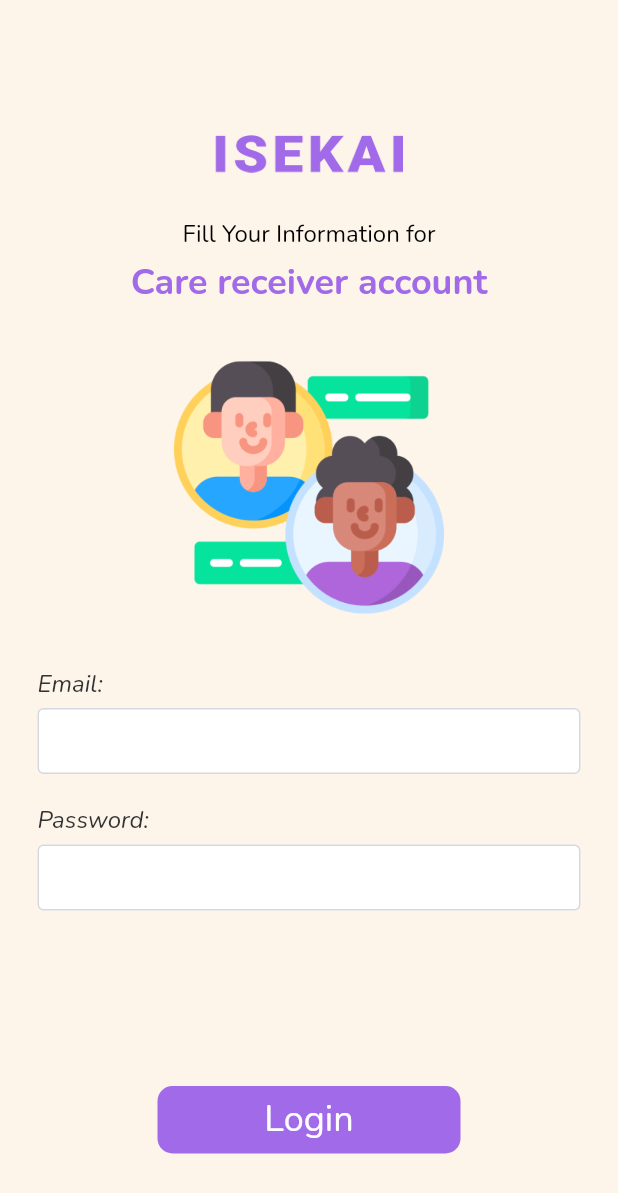
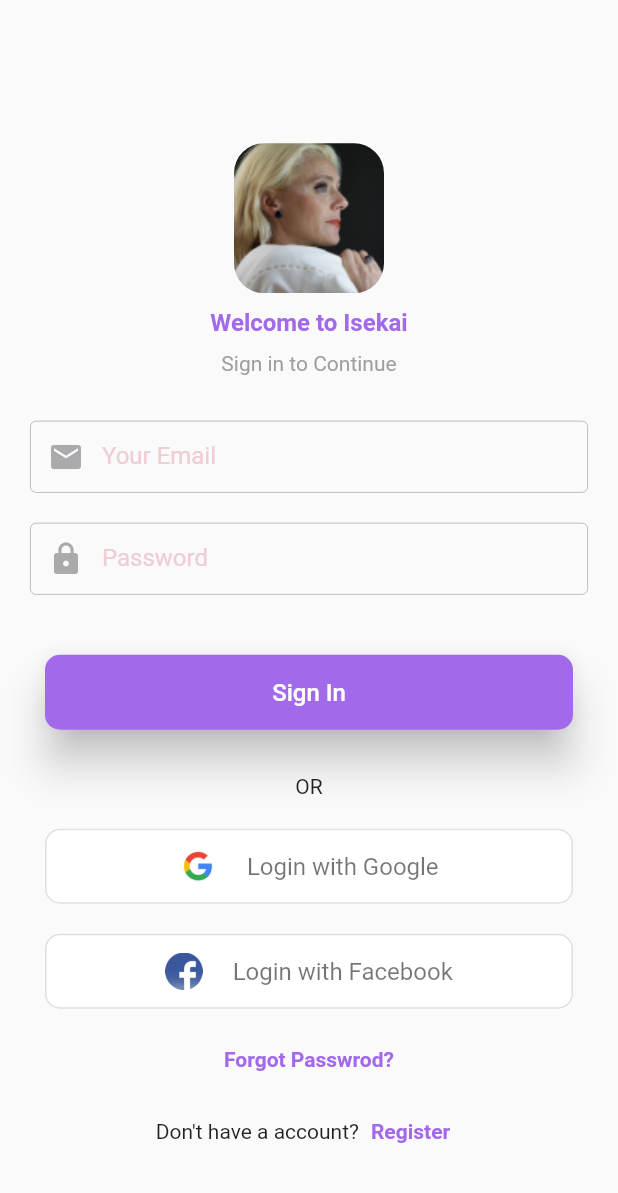
Before and after one commit to Rohan7928/IsekaiTec, a Flutter app: the screen it shows after launch, on a phone screen of 412 x 824 dp. Shown: the top 1193 px of the screen. Run offline on Flutter 3.47's test engine with Material 2 defaults, Android fonts, the phone set to English and light mode, and no system bars; drawn by our look-alikes of overlay_support; our stand-ins replace connectivity_plus, contacts_service, dio, firebase_auth, firebase_core, firebase_messaging and 9 more; missing offline and left inert: dart:ffi; accounts and stored records are empty; generated files the repository leaves out were written again.

Commit message:
Update UI screens and also deal with the dark mode of the application.

```diff
--- a/lib/helpers/shared_preference_helper.dart
+++ b/lib/helpers/shared_preference_helper.dart
@@ -15,6 +15,7 @@ class SharedPreferenceHelper {
   static const String USER_TOKEN = "user_token";
   static const String FCM_TOKEN  = "fcm_token";
   static const String IS_INTRO_COMPLETED = "is_intro_completed";
+  static const THEME_STATUS = "THEMESTATUS";
 
   static const JsonDecoder decoder = JsonDecoder();
   static const JsonEncoder encoder = JsonEncoder.withIndent('  ');
@@ -28,6 +29,15 @@ class SharedPreferenceHelper {
   static Future<SharedPreferences> init() async {
     prefsInstance = await SharedPreferences.getInstance();
     return prefsInstance;
+  }
+  setDarkTheme(bool value) async {
+    SharedPreferences prefs = await SharedPreferences.getInstance();
+    prefs.setBool(THEME_STATUS, value);
+  }
+
+  Future<bool> getTheme() async {
+    SharedPreferences prefs = await SharedPreferences.getInstance();
+    return prefs.getBool(THEME_STATUS) ?? false;
   }
 
   factory SharedPreferenceHelper() {
--- a/lib/main.dart
+++ b/lib/main.dart
@@ -3,9 +3,12 @@ import 'package:flutter/material.dart';
 import 'package:flutter/services.dart';
 import 'package:get/get_navigation/src/root/get_material_app.dart';
 import 'package:isekaitec/ui/splash_screen.dart';
+import 'package:isekaitec/utils/Styles.dart';
 import 'package:isekaitec/utils/constants.dart';
 import 'package:overlay_support/overlay_support.dart';
+import 'package:provider/provider.dart';
 import 'helpers/shared_preference_helper.dart';
+import 'models/DarkThemeProvider.dart';
 //import 'firebase_options.dart';
 
 Future<void> main() async {
@@ -15,33 +18,47 @@ Future<void> main() async {
 
   SystemChrome.setPreferredOrientations([DeviceOrientation.portraitUp])
       .then((_) {
-    runApp(const MyApp());
+    runApp(MyApp());
   });
 }
 
-class MyApp extends StatelessWidget {
-  const MyApp({super.key});
+class MyApp extends StatefulWidget {
+  @override
+  _MyApp createState() => _MyApp();
 
-  // This widget is the root of your application.
+
+}
+
+class _MyApp extends State<MyApp> {
+  DarkThemeProvider themeChangeProvider = DarkThemeProvider();
+
+
+  @override
+  void initState() {
+    super.initState();
+    getCurrentAppTheme();
+  }
+
+  void getCurrentAppTheme() async {
+    themeChangeProvider.darkTheme =
+    await themeChangeProvider.darkThemePreference.getTheme();
+  }
+
   @override
   Widget build(BuildContext context) {
-    return OverlaySupport(
-      child: GetMaterialApp(
-        title: Constants.lblAppName,
-        theme: ThemeData(
-          // This is the theme of your application.
-          //
-          // Try running your application with "flutter run". You'll see the
-          // application has a blue toolbar. Then, without quitting the app, try
-          // changing the primarySwatch below to Colors.green and then invoke
-          // "hot reload" (press "r" in the console where you ran "flutter run",
-          // or simply save your changes to "hot reload" in a Flutter IDE).
-          // Notice that the counter didn't reset back to zero; the application
-          // is not restarted.
-          primarySwatch: Colors.blue,
-        ),
-        home: SplashScreen(),
-      ),
-    );
+    return ChangeNotifierProvider(
+      create: (_) {
+        return themeChangeProvider;
+      },
+      child: Consumer<DarkThemeProvider>(
+        builder: (context, value, child) {
+          return MaterialApp(
+
+            debugShowCheckedModeBanner: false,
+            theme: Styles.themeData(themeChangeProvider.darkTheme, context),
+            home: SplashScreen(),
+          );
+        },
+      ),);
   }
 }
--- /dev/null
+++ b/lib/models/DarkThemeProvider.dart
@@ -0,0 +1,15 @@
+import 'package:flutter/cupertino.dart';
+import 'package:isekaitec/helpers/shared_preference_helper.dart';
+
+class DarkThemeProvider with ChangeNotifier {
+  SharedPreferenceHelper darkThemePreference = SharedPreferenceHelper();
+  bool _darkTheme = false;
+
+  bool get darkTheme => _darkTheme;
+
+  set darkTheme(bool value) {
+    _darkTheme = value;
+    darkThemePreference.setDarkTheme(value);
+    notifyListeners();
+  }
+}
--- /dev/null
+++ b/lib/ui/sign_in_screen.dart
@@ -0,0 +1,267 @@
+import 'package:firebase_auth/firebase_auth.dart';
+import 'package:flutter/material.dart';
+import 'package:google_fonts/google_fonts.dart';
+import 'package:google_sign_in/google_sign_in.dart';
+import 'package:isekaitec/ui/sign_up_screen.dart';
+import 'package:isekaitec/ui/success_screen.dart';
+import 'package:isekaitec/utils/color_constants.dart';
+import 'package:provider/provider.dart';
+
+import '../models/DarkThemeProvider.dart';
+import '../utils/utility.dart';
+
+class SignInScreen extends StatefulWidget {
+  const SignInScreen({super.key});
+
+  @override
+  State<StatefulWidget> createState() => _SignInScreen();
+}
+
+class _SignInScreen extends State<SignInScreen> {
+  FirebaseAuth auth = FirebaseAuth.instance;
+  final GoogleSignIn _googleSignIn = GoogleSignIn();
+  late User _user;
+  bool isSignIn = false;
+  bool google = false;
+
+  final List<String> imgList = [
+    'https://images.unsplash.com/photo-1520342868574-5fa3804e551c?ixlib=rb-0.3.5&ixid=eyJhcHBfaWQiOjEyMDd9&s=6ff92caffcdd63681a35134a6770ed3b&auto=format&fit=crop&w=1951&q=80',
+    'https://images.unsplash.com/photo-1522205408450-add114ad53fe?ixlib=rb-0.3.5&ixid=eyJhcHBfaWQiOjEyMDd9&s=368f45b0888aeb0b7b08e3a1084d3ede&auto=format&fit=crop&w=1950&q=80',
+    'https://images.unsplash.com/photo-1519125323398-675f0ddb6308?ixlib=rb-0.3.5&ixid=eyJhcHBfaWQiOjEyMDd9&s=94a1e718d89ca60a6337a6008341ca50&auto=format&fit=crop&w=1950&q=80',
+    'https://images.unsplash.com/photo-1523205771623-e0faa4d2813d?ixlib=rb-0.3.5&ixid=eyJhcHBfaWQiOjEyMDd9&s=89719a0d55dd05e2deae4120227e6efc&auto=format&fit=crop&w=1953&q=80',
+    'https://images.unsplash.com/photo-1508704019882-f9cf40e475b4?ixlib=rb-0.3.5&ixid=eyJhcHBfaWQiOjEyMDd9&s=8c6e5e3aba713b17aa1fe71ab4f0ae5b&auto=format&fit=crop&w=1352&q=80',
+    'https://images.unsplash.com/photo-1519985176271-adb1088fa94c?ixlib=rb-0.3.5&ixid=eyJhcHBfaWQiOjEyMDd9&s=a0c8d632e977f94e5d312d9893258f59&auto=format&fit=crop&w=1355&q=80'
+  ];
+
+
+  @override
+  void initState() {
+    super.initState();
+
+  }
+
+  /*Future<User> signInWithGoogle(SignInViewModel model) async {
+    model.state =ViewState.Busy;
+
+    GoogleSignInAccount? googleSignInAccount = await _googleSignIn.signIn();
+
+    GoogleSignInAuthentication googleSignInAuthentication =
+
+    await googleSignInAccount!.authentication;
+
+    AuthCredential credential = GoogleAuthProvider.getCredential(
+
+      accessToken: googleSignInAuthentication.accessToken,
+
+      idToken: googleSignInAuthentication.idToken,
+
+    );
+
+    AuthResult authResult = await _auth.signInWithCredential(credential);
+
+    _user = authResult.user;
+
+    assert(!_user.isAnonymous);
+
+    assert(await _user.getIdToken() != null);
+
+    User currentUser = await _auth.currentUser();
+
+    assert(_user.uid == currentUser.uid);
+
+
+    model.state =ViewState.Idle;
+
+    print("User Name: ${_user.displayName}");
+    print("User Email ${_user.email}");
+
+  }*/
+
+  @override
+  Widget build(BuildContext context) {
+    final themeChange = Provider.of<DarkThemeProvider>(context);
+    // TODO: implement build
+    return Scaffold(
+        body: SingleChildScrollView(
+      scrollDirection: Axis.vertical,
+      child: SizedBox(
+        height: MediaQuery.of(context).size.height,
+        child: Column(
+          mainAxisAlignment: MainAxisAlignment.center,
+          crossAxisAlignment: CrossAxisAlignment.center,
+          children: [
+        const SizedBox(
+          height: 50,
+        ),
+        ClipRRect(
+          borderRadius: BorderRadius.circular(20),
+          child: const Image(
+            fit: BoxFit.fill,
+            image: AssetImage('assets/icons/profile_img.png'),
+            width: 100.0,
+            height: 100.0,
+          ),
+        ),
+        const SizedBox(
+          height: 10,
+        ),
+        const Text(
+          "Welcome to Isekai",
+          style: TextStyle(fontSize: 16, fontWeight: FontWeight.bold,color: Color(ColorConstants.COLOR_BUTTON_GREEN)),
+        ),
+        const SizedBox(
+          height: 10,
+        ),
+        const Text(
+          "Sign in to Continue",
+          style: TextStyle(fontSize: 14, color: Colors.grey),
+        ),
+        const SizedBox(
+          height: 20,
+        ),
+        Container(
+          margin: const EdgeInsets.fromLTRB(20, 10, 20, 10),
+          child: const TextField(
+            decoration: InputDecoration(
+              label: Text("Your Email"),
+              hintText: "e.g abc@gmail.com",
+              prefixIcon: Icon(Icons.email, color: Color(ColorConstants.COLOR_GREY)),
+              contentPadding: EdgeInsets.symmetric(vertical: 2.0),
+              enabledBorder: OutlineInputBorder(
+                  borderSide: BorderSide(
+                 color: Color(ColorConstants.COLOR_GREY),
+                width: 0.5,
+              )),
+            ),
+          ),
+        ),
+        Container(
+          margin: const EdgeInsets.fromLTRB(20, 10, 20, 10),
+          child: const TextField(
+            decoration: InputDecoration(
+              label: Text("Password"),
+              hintText: "*******",
+              prefixIcon: Icon(Icons.lock, color: Color(ColorConstants.COLOR_GREY)),
+              contentPadding: EdgeInsets.symmetric(vertical: 2.0),
+              enabledBorder: OutlineInputBorder(
+                  borderSide:
+                      BorderSide(
+                          color: Color(ColorConstants.COLOR_GREY),
+                          width: 0.5)),
+            ),
+          ),
+        ),
+        GestureDetector(
+          onTap: () {},
+          child: Container(
+            width: double.infinity,
+            height: 50,
+            margin: const EdgeInsets.all(30),
+            child: ElevatedButton(
+                onPressed: () {
+                  Navigator.pushReplacement(
+                      context, Utility.createCustomRoute(const SignUpScreen()));
+                },
+                style: ElevatedButton.styleFrom(
+                    elevation: 12.0,
+                    backgroundColor: const Color(ColorConstants.COLOR_BUTTON_GREEN),
+                    shape: RoundedRectangleBorder(
+                      borderRadius: BorderRadius.circular(10),
+                    )),
+                child: const Text(
+                  "Sign In",
+                  style: TextStyle(fontSize: 16),
+                )),
+          ),
+        ),
+        const Text("OR"),
+        GestureDetector(
+          onTap: () {},
+          child: Container(
+            width: double.infinity,
+            height: 50,
+            decoration: BoxDecoration(
+                color: Colors.white,
+                borderRadius: BorderRadius.circular(10),
+                border: Border.all(color: Colors.black12)),
+            margin: const EdgeInsets.fromLTRB(30, 20, 30, 10),
+            child: Row(
+              mainAxisAlignment: MainAxisAlignment.center,
+              children: const [
+                Image(
+                  image: AssetImage('assets/icons/google.png'),
+                  height: 25,
+                  width: 25,
+                ),
+                SizedBox(
+                  width: 20,
+                ),
+                Text(
+                  "Login with Google",
+                  style: TextStyle(fontSize: 16, color: Colors.black54),
+                )
+              ],
+            ),
+          ),
+        ),
+        GestureDetector(
+          onTap: () {
+            Utility.createCustomRoute(const SuccessScreen());
+          },
+          child: Container(
+            width: double.infinity,
+            height: 50,
+            decoration: BoxDecoration(
+                color: Colors.white,
+                borderRadius: BorderRadius.circular(10),
+                border: Border.all(color: Colors.black12)),
+            margin: const EdgeInsets.fromLTRB(30, 10, 30, 10),
+            child: Row(
+              mainAxisAlignment: MainAxisAlignment.center,
+              children: const [
+                Image(
+                  image: AssetImage('assets/icons/facebook.png'),
+                  height: 25,
+                  width: 25,
+                ),
+                SizedBox(
+                  width: 20,
+                ),
+                Text(
+                  "Login with Facebook",
+                  style: TextStyle(fontSize: 16, color: Colors.black54),
+                )
+              ],
+            ),
+          ),
+        ),
+        TextButton(
+          child: const Text("Forgot Passwrod?",
+              style: TextStyle(
+                  color: Color(ColorConstants.COLOR_BUTTON_GREEN), fontWeight: FontWeight.bold)),
+          onPressed: () {},
+        ),
+        Row(
+          mainAxisAlignment: MainAxisAlignment.center,
+          children: [
+            const Text("Don't have a account?"),
+            TextButton(
+              child: const Text(
+                "Register",
+                style: TextStyle(
+                    color: Color(ColorConstants.COLOR_BUTTON_GREEN), fontWeight: FontWeight.bold),
+              ),
+              onPressed: () {
+                themeChange.darkTheme = true;
+                Navigator.pushReplacement(
+                    context, Utility.createCustomRoute(const SuccessScreen()));
+              },
+            ),
+          ],
+        ),
+          ],
+        ),
+      ),
+    ));
+  }
+}
--- a/lib/ui/splash_screen.dart
+++ b/lib/ui/splash_screen.dart
@@ -2,8 +2,9 @@ import 'dart:async';
 
 import 'package:connectivity_plus/connectivity_plus.dart';
 import 'package:flutter/material.dart';
+import 'package:isekaitec/ui/sign_in_screen.dart';
+import 'package:isekaitec/ui/success_screen.dart';
 import 'package:isekaitec/utils/color_constants.dart';
-
 import '../utils/utility.dart';
 import 'CircularProgressIndicatorApp.dart';
 import 'login_screen.dart';
@@ -22,8 +23,7 @@ class SplashScreenState extends State<SplashScreen> {
       timer.cancel();
       var connectivityResult = await (Connectivity().checkConnectivity());
       if (connectivityResult != ConnectivityResult.none) {
-        Navigator.pushReplacement(
-            context, Utility.createCustomRoute(Otpscreen()));
+        Navigator.pushReplacement(context, Utility.createCustomRoute(const SignInScreen()));
       } else {
         Utility.showSnackbar(context, "Please check your internet connection");
       }
--- /dev/null
+++ b/lib/utils/Styles.dart
@@ -0,0 +1,33 @@
+import 'package:flutter/material.dart';
+
+class Styles {
+
+  static ThemeData themeData(bool isDarkTheme, BuildContext context) {
+    return ThemeData(
+      primarySwatch: Colors.red,
+      primaryColor: isDarkTheme ? Colors.black : Colors.white,
+
+      backgroundColor: isDarkTheme ? Colors.black : const Color(0xffF1F5FB),
+
+      indicatorColor: isDarkTheme ? const Color(0xff0E1D36) : const Color(0xffCBDCF8),
+      buttonColor: isDarkTheme ? const Color(0xff3B3B3B) : const Color(0xffF1F5FB),
+
+      hintColor: isDarkTheme ? const Color(0xff280C0B) : const Color(0xffEECED3),
+
+      highlightColor: isDarkTheme ? const Color(0xff372901) : const Color(0xffFCE192),
+      hoverColor: isDarkTheme ? const Color(0xff3A3A3B) : const Color(0xff4285F4),
+
+      focusColor: isDarkTheme ? const Color(0xff0B2512) : const Color(0xffA8DAB5),
+      disabledColor: Colors.grey,
+      cardColor: isDarkTheme ? const Color(0xFF151515) : Colors.white,
+      canvasColor: isDarkTheme ? Colors.black : Colors.grey[50],
+      brightness: isDarkTheme ? Brightness.dark : Brightness.light,
+      buttonTheme: Theme.of(context).buttonTheme.copyWith(
+          colorScheme: isDarkTheme ? const ColorScheme.dark() : const ColorScheme.light()),
+      appBarTheme: const AppBarTheme(
+        elevation: 0.0,
+      ), textSelectionTheme: TextSelectionThemeData(selectionColor: isDarkTheme ? Colors.white : Colors.black),
+    );
+
+  }
+}
--- a/lib/utils/color_constants.dart
+++ b/lib/utils/color_constants.dart
@@ -25,7 +25,7 @@ class ColorConstants {
   static const int DARK_C_GREEN = 0xFF338583;
   static const int COLOR_GREY = 0xffAAA9AB;
   static const int DARK_GREY = 0xFF535353;
-  static const int LIGHT_GREY = 0xFF595959;
+  static const int LIGHT_GREY = 0xFFD3D3D3;
   static const int SHADOW_LIGHT_BLUE = 0xFF5DC8E0;
   static const int COLOR_GREEN_BLUE = 0xFF4596AB;
   static const int COLOR_LIGHT_GREY = 0xFFEBE9EB;
@@ -45,6 +45,7 @@ class ColorConstants {
   static const int COLOR_RED = 0xFFDA1D11;
   static const int COLOR_BACKGROUND = 0xFFF5F5F5;
   static const int COLOR_THEME_GREEN = 0xFF319000;
+  static const int COLOR_BUTTON_GREEN = 0xFFa26aea;
 
   static const int COLOR_PROFILE_CARD_COLOR= 0xFFFFA72F;
 
--- a/pubspec.yaml
+++ b/pubspec.yaml
@@ -59,6 +59,9 @@ dependencies:
   contacts_service: ^0.6.3
   firebase_auth: ^4.2.3
   firebase_core_platform_interface: 4.5.2
+  carousel_slider: ^2.3.1
+  google_sign_in: ^5.4.2
+  provider: ^5.0.0
 
 dev_dependencies:
   flutter_test:
```
Also changed, not shown: lib/ui/login_screen.dart (+29 -23 lines), lib/ui/sign_up_screen.dart (added, +196 -0 lines), lib/ui/success_screen.dart (added, +89 -0 lines), assets/icons/facebook.png (added), assets/icons/google.png (added), assets/icons/owl.png (added), pubspec.lock, 2 other files.
